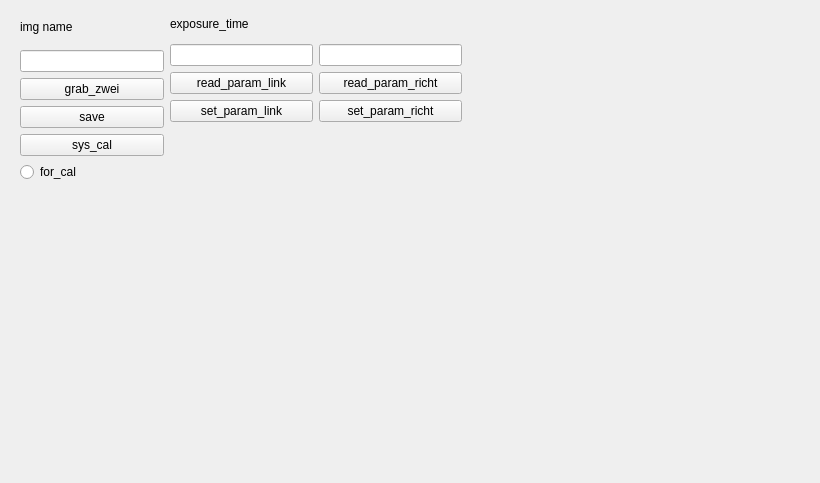
Qt form ui_control/zwei_construct_win.ui (klugcyk/dieschwesterwaternderengle) before a commit.
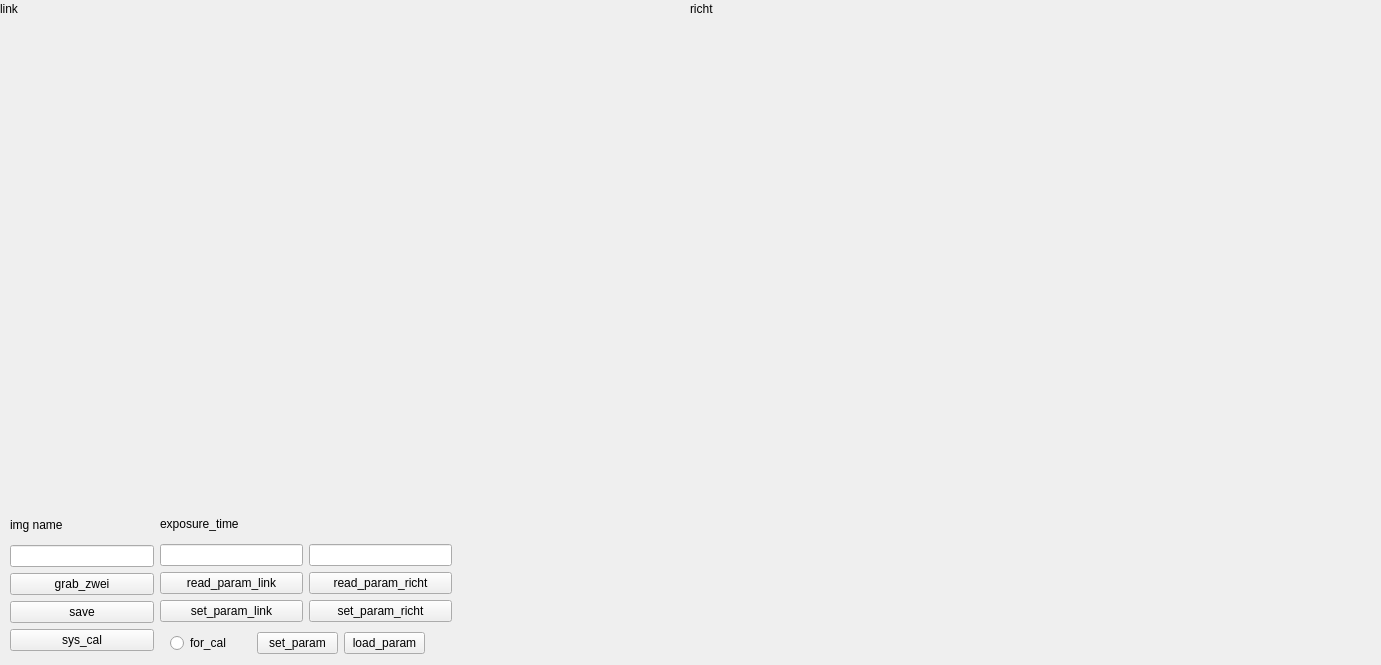
The same form after that commit.

Diff of the .ui file:
```diff
--- a/ui_control/zwei_construct_win.ui
+++ b/ui_control/zwei_construct_win.ui
@@ -6,8 +6,8 @@
    <rect>
     <x>0</x>
     <y>0</y>
-    <width>820</width>
-    <height>483</height>
+    <width>1381</width>
+    <height>665</height>
    </rect>
   </property>
   <property name="windowTitle">
@@ -16,8 +16,8 @@
   <widget class="QWidget" name="layoutWidget">
    <property name="geometry">
     <rect>
-     <x>170</x>
-     <y>10</y>
+     <x>160</x>
+     <y>510</y>
      <width>292</width>
      <height>112</height>
     </rect>
@@ -66,13 +66,13 @@
     </item>
    </layout>
   </widget>
-  <widget class="QWidget" name="">
+  <widget class="QWidget" name="layoutWidget">
    <property name="geometry">
     <rect>
-     <x>20</x>
-     <y>10</y>
+     <x>10</x>
+     <y>510</y>
      <width>144</width>
-     <height>172</height>
+     <height>141</height>
     </rect>
    </property>
    <layout class="QVBoxLayout" name="verticalLayout">
@@ -107,6 +107,44 @@
       </property>
      </widget>
     </item>
+   </layout>
+  </widget>
+  <widget class="QLabel" name="link">
+   <property name="geometry">
+    <rect>
+     <x>0</x>
+     <y>0</y>
+     <width>67</width>
+     <height>17</height>
+    </rect>
+   </property>
+   <property name="text">
+    <string>link</string>
+   </property>
+  </widget>
+  <widget class="QLabel" name="richt">
+   <property name="geometry">
+    <rect>
+     <x>690</x>
+     <y>0</y>
+     <width>67</width>
+     <height>17</height>
+    </rect>
+   </property>
+   <property name="text">
+    <string>richt</string>
+   </property>
+  </widget>
+  <widget class="QWidget" name="">
+   <property name="geometry">
+    <rect>
+     <x>170</x>
+     <y>630</y>
+     <width>255</width>
+     <height>27</height>
+    </rect>
+   </property>
+   <layout class="QHBoxLayout" name="horizontalLayout">
     <item>
      <widget class="QRadioButton" name="for_cal">
       <property name="text">
@@ -114,6 +152,20 @@
       </property>
      </widget>
     </item>
+    <item>
+     <widget class="QPushButton" name="set_param">
+      <property name="text">
+       <string>set_param</string>
+      </property>
+     </widget>
+    </item>
+    <item>
+     <widget class="QPushButton" name="load_param">
+      <property name="text">
+       <string>load_param</string>
+      </property>
+     </widget>
+    </item>
    </layout>
   </widget>
  </widget>
```
Left out of the diff: 4 changed lines with no effect on the pictures.
